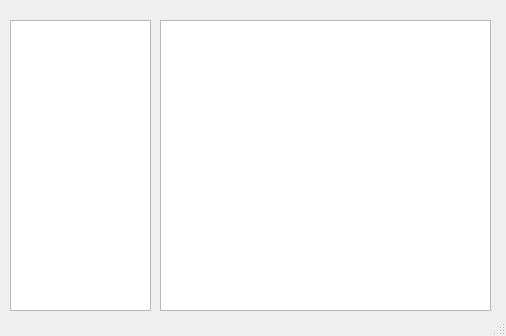
First picture: the form in GUI/archivewindow.ui, repository tjel/infpro-6, before the edit.
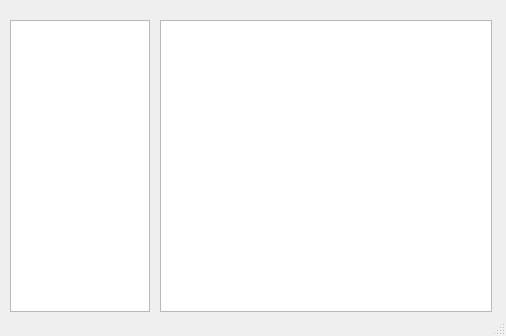
Second picture: the form after the edit.

The edit to the form file:
```diff
--- a/GUI/archivewindow.ui
+++ b/GUI/archivewindow.ui
@@ -19,8 +19,8 @@
      <rect>
       <x>10</x>
       <y>20</y>
-      <width>141</width>
-      <height>291</height>
+      <width>140</width>
+      <height>292</height>
      </rect>
     </property>
    </widget>
@@ -29,10 +29,17 @@
      <rect>
       <x>160</x>
       <y>20</y>
-      <width>331</width>
-      <height>291</height>
+      <width>332</width>
+      <height>292</height>
      </rect>
     </property>
+    <property name="html">
+     <string>&lt;!DOCTYPE HTML PUBLIC &quot;-//W3C//DTD HTML 4.0//EN&quot; &quot;http://www.w3.org/TR/REC-html40/strict.dtd&quot;&gt;
+&lt;html&gt;&lt;head&gt;&lt;meta name=&quot;qrichtext&quot; content=&quot;1&quot; /&gt;&lt;style type=&quot;text/css&quot;&gt;
+p, li { white-space: pre-wrap; }
+&lt;/style&gt;&lt;/head&gt;&lt;body style=&quot; font-family:'MS Shell Dlg 2'; font-size:8.25pt; font-weight:400; font-style:normal;&quot;&gt;
+&lt;p style=&quot;-qt-paragraph-type:empty; margin-top:0px; margin-bottom:0px; margin-left:0px; margin-right:0px; -qt-block-indent:0; text-indent:0px;&quot;&gt;&lt;br /&gt;&lt;/p&gt;&lt;/body&gt;&lt;/html&gt;</string>
+    </property>
    </widget>
   </widget>
   <widget class="QStatusBar" name="statusbar"/>
```
